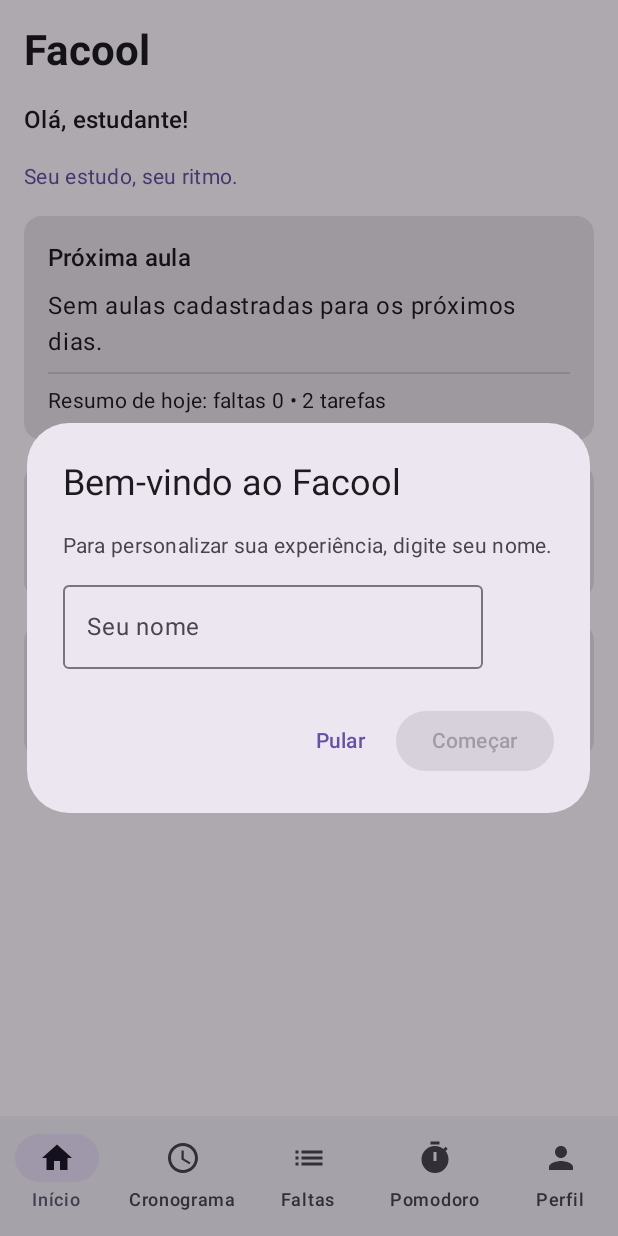
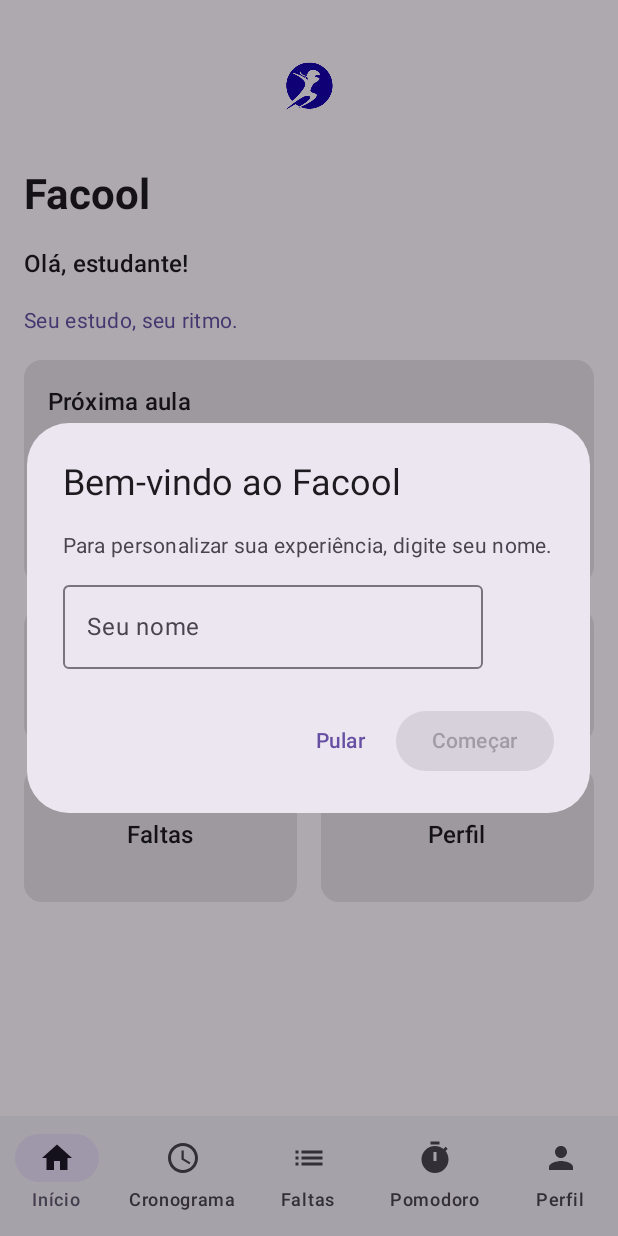
Before and after one commit to maduafk/FacoolApp, an Android app built with Jetpack Compose: the screen it shows after launch (MainActivity), on a phone screen of 412 x 824 dp. Run offline under Robolectric (Android 15) with nearby library versions, the phone set to English and light mode, and no system bars.

Commit message:
arrumando logo

```diff
--- a/app/src/main/java/com/facool/app/ui/screens/HomeScreen.kt
+++ b/app/src/main/java/com/facool/app/ui/screens/HomeScreen.kt
@@ -1,5 +1,6 @@
 package com.facool.app.ui.screens
 
+import androidx.compose.foundation.Image
 import androidx.compose.foundation.layout.*
 import androidx.compose.material3.*
 import androidx.compose.runtime.*
@@ -7,6 +8,7 @@ import androidx.compose.ui.Alignment
 import androidx.compose.ui.Modifier
 import androidx.compose.ui.text.font.FontWeight
 import androidx.compose.ui.unit.dp
+import androidx.compose.ui.res.painterResource
 import androidx.lifecycle.viewmodel.compose.viewModel
 import com.facool.app.ui.Dest
 import com.facool.app.viewmodels.UserViewModel
@@ -45,6 +47,12 @@ fun HomeScreen(onNavigate: (Dest) -> Unit, userVm: UserViewModel = viewModel(),
     }
 
     Column(Modifier.fillMaxSize().padding(16.dp), verticalArrangement = Arrangement.spacedBy(16.dp)) {
+        Image(
+            painter = painterResource(id = com.facool.app.R.drawable.logo_facool),
+            contentDescription = "Logo Facool",
+            modifier = Modifier.size(80.dp).align(Alignment.CenterHorizontally)
+        )
+
         Text("Facool", style = MaterialTheme.typography.headlineMedium, fontWeight = FontWeight.Bold)
         Text(greeting, style = MaterialTheme.typography.titleMedium)
         Text("Seu estudo, seu ritmo.", style = MaterialTheme.typography.bodyMedium, color = MaterialTheme.colorScheme.primary)
--- a/app/src/main/res/mipmap-anydpi-v26/ic_launcher.xml
+++ b/app/src/main/res/mipmap-anydpi-v26/ic_launcher.xml
@@ -1,4 +1,4 @@
 <adaptive-icon xmlns:android="http://schemas.android.com/apk/res/android">
     <background android:drawable="@color/ic_launcher_background"/>
-    <foreground android:drawable="@drawable/ic_launcher_foreground"/>
+    <foreground android:drawable="@drawable/logo_facool"/>
 </adaptive-icon>
--- a/app/src/main/res/mipmap-anydpi-v26/ic_launcher_round.xml
+++ b/app/src/main/res/mipmap-anydpi-v26/ic_launcher_round.xml
@@ -1,4 +1,4 @@
 <adaptive-icon xmlns:android="http://schemas.android.com/apk/res/android">
     <background android:drawable="@color/ic_launcher_background"/>
-    <foreground android:drawable="@drawable/ic_launcher_foreground"/>
+    <foreground android:drawable="@drawable/logo_facool"/>
 </adaptive-icon>
```
Also changed, not shown: app/src/main/res/drawable/logo_facool.png (added).
